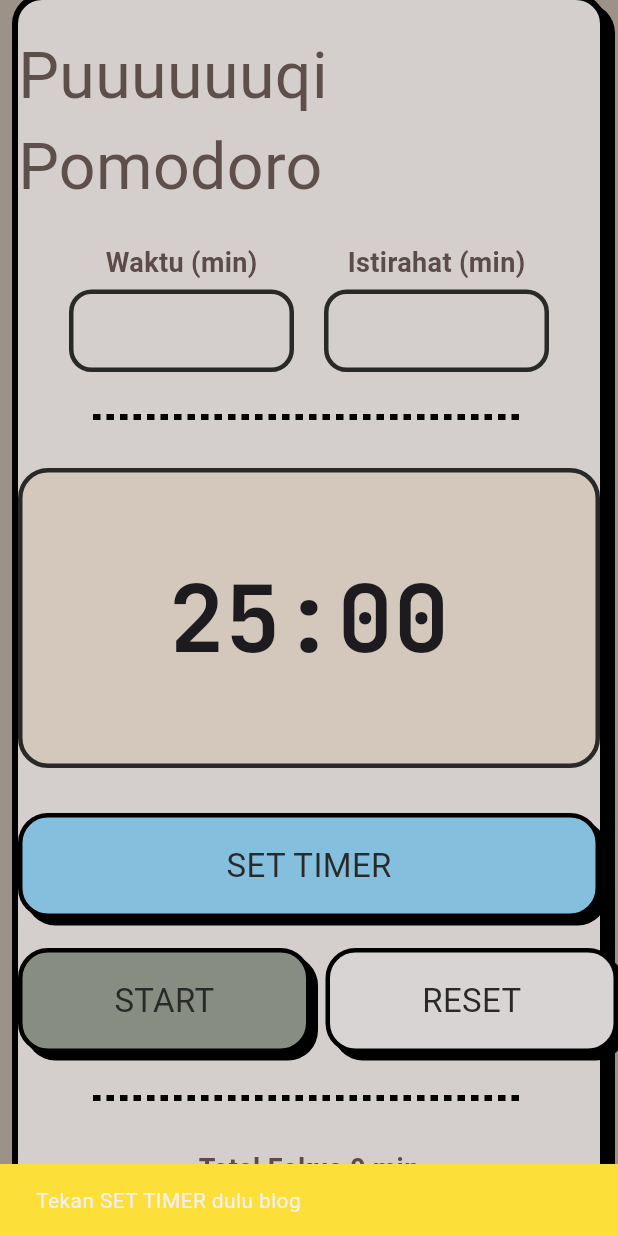
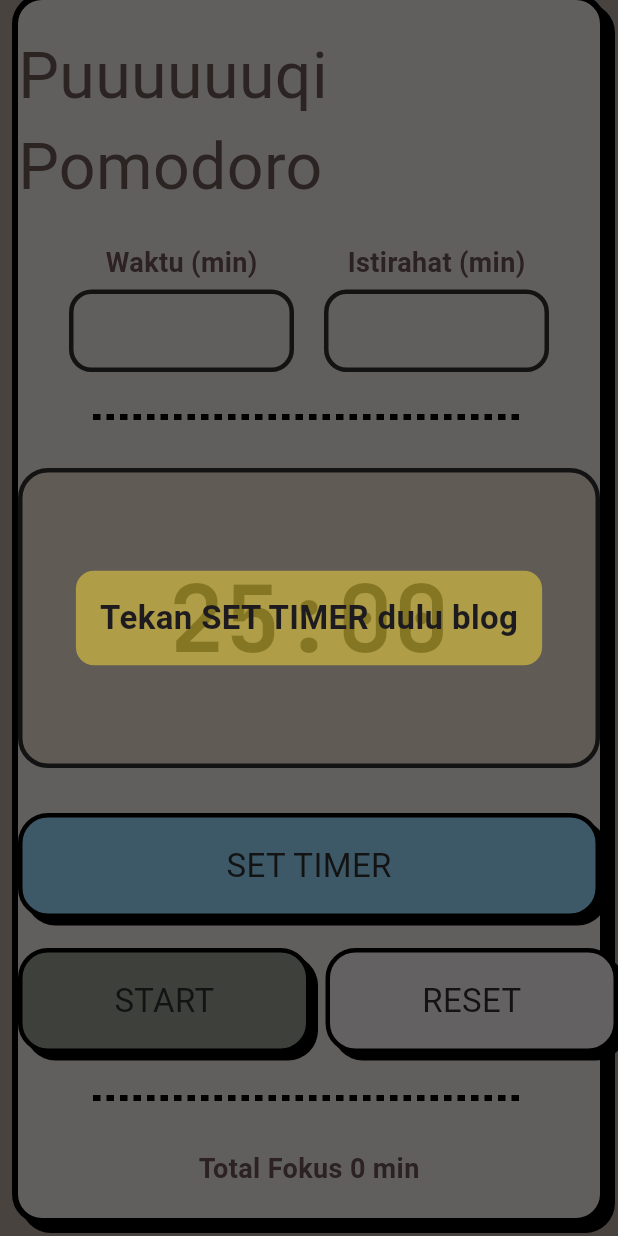
Before and after one commit to Faqihasyari/pomodoro_app, a Flutter app: the screen it shows after launch, scrolled down 312 dp, after a tap on "START", on a phone screen of 412 x 824 dp. Run offline on Flutter 3.47's test engine with Material 3 defaults, Android fonts, the phone set to English and light mode, and no system bars; our stand-ins replace google_fonts, hive, hive_flutter; accounts and stored records are empty; Roboto replaces fonts that are missing (Boogaloo, Mansalva).

Commit message:
fix error in ambigu handling

```diff
--- a/lib/core/widgets/containerTimer.dart
+++ b/lib/core/widgets/containerTimer.dart
@@ -2,6 +2,7 @@
 import 'package:pomodoro_app/core/constants/color.dart';
 import 'package:pomodoro_app/core/constants/font.dart';
 import 'package:pomodoro_app/core/models/dotLine.dart';
+import 'package:pomodoro_app/core/models/notification.dart';
 import 'package:pomodoro_app/presentation/provider/pomodoro_provider.dart';
 import 'package:provider/provider.dart';
 
@@ -177,16 +178,23 @@
               // onTap: () =>
               //   pomodoro.isRunning ? context.read<PomodoroProvider>().pause() :  context.read<PomodoroProvider>().start(),
               onTap: () {
-                if (pomodoro.isRunning) {
-                  context.read<PomodoroProvider>().pause();
-                } else {
-                  final status = context.read<PomodoroProvider>().start();
-                  if (status == PomodoroActionStatus.notInitialized) {
-                    ScaffoldMessenger.of(context).showSnackBar(
-                      const SnackBar(content: Text('Tekan SET TIMER dulu blog'), backgroundColor: btn,)
-                    );
-                  }
+                final currentFocus = int.tryParse(_focusController.text) ?? 25;
+                final currentRest = int.tryParse(_restController.text) ?? 5;
+
+                if (!pomodoro.isInitializated || currentFocus != pomodoro.activeFocusMinutes || currentRest != pomodoro.activeRestMinutes) {
+                  showCenteredNotification(context, 'Tekan SET TIMER dulu blog',);
+                  return;
                 }
+                pomodoro.start();
+                // if (pomodoro.isRunning) {
+                //   context.read<PomodoroProvider>().pause();
+                // } else {
+                //   final status = context.read<PomodoroProvider>().start();
+                //   if (status == PomodoroActionStatus.notInitialized) {
+                //     showCenteredNotification(context, 'Tekan SET TIMER dulu blog',);
+
+                //   }
+                // }
               },
 
               child: Container(
@@ -210,9 +218,10 @@
               onTap: () {
                 final status = context.read<PomodoroProvider>().reset();
                 if (status == PomodoroActionStatus.notInitialized) {
-                  ScaffoldMessenger.of(context).showSnackBar(
-                    const SnackBar(content: Text('Timernya atur dulu kocag'), backgroundColor: btn,)
-                  );
+                  showCenteredNotification(context, 'Timernya di start dulu kocak');
+                  // ScaffoldMessenger.of(context).showSnackBar(
+                  //   const SnackBar(content: Text('Timernya atur dulu kocag'), backgroundColor: btn,)
+                  // );
                 }
               },
               child: Container(
--- a/lib/presentation/provider/pomodoro_provider.dart
+++ b/lib/presentation/provider/pomodoro_provider.dart
@@ -32,6 +32,9 @@
   // getter total fokus
   int get totalFocusSeconds => _totalFocusSeconds;
   int get totalFocusMinutes => _totalFocusSeconds ~/ 60;
+
+  int get activeFocusMinutes => _focusDuration ~/ 60;
+  int get activeRestMinutes => _restDuration ~/ 60;
 
   // ambil total
   int get totalFokusSeconds {
```
